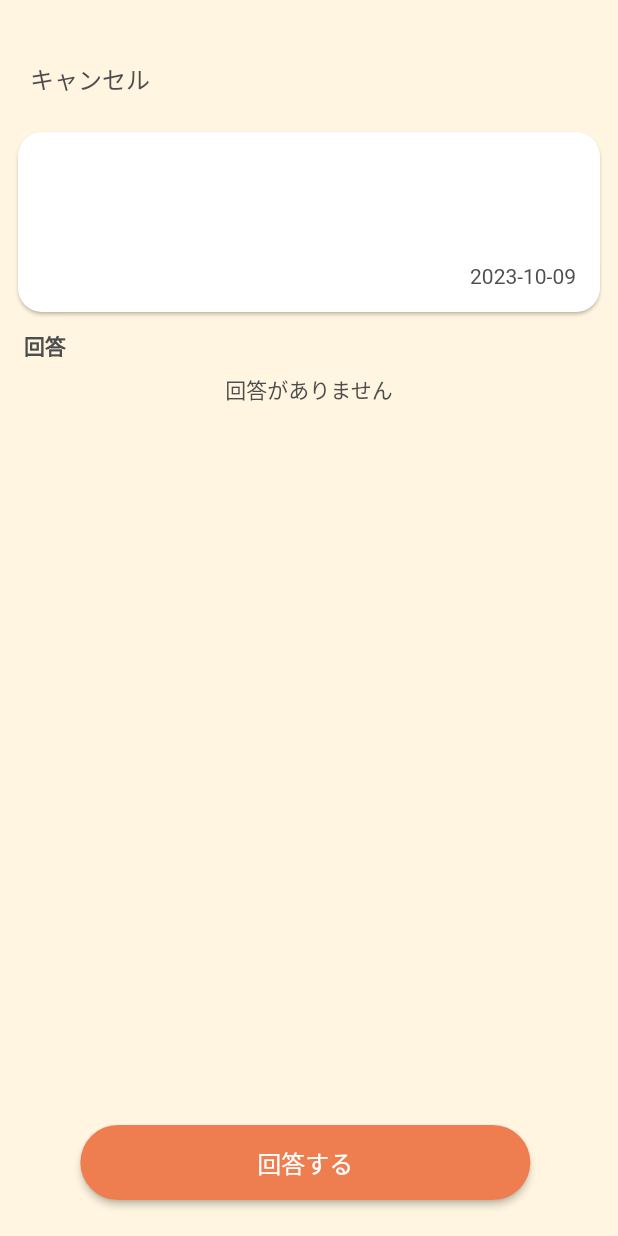
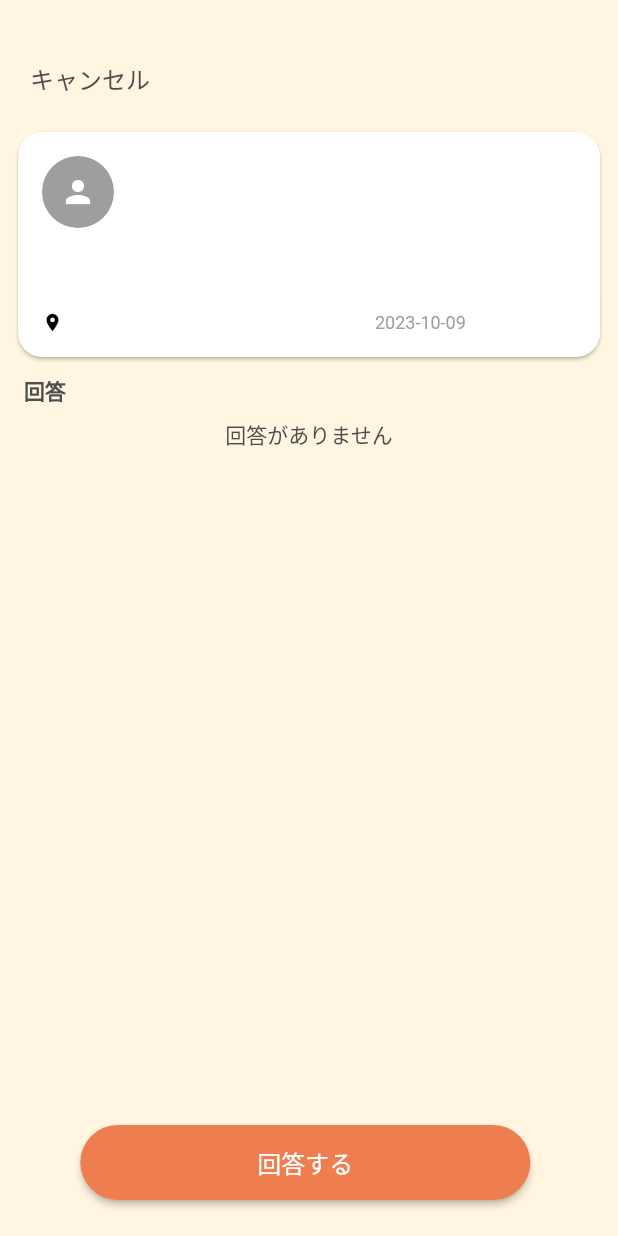
Before and after one commit to LOCAQUE/food_quest, a Flutter app: the AnswerScreen screen opened directly with empty values, on a phone screen of 412 x 824 dp. Run offline on Flutter 3.47's test engine with Material 2 defaults, Android fonts, the phone set to English and light mode, and no system bars; our stand-ins replace animated_bottom_navigation_bar, flutter_datetime_picker_plus, flutter_dotenv, flutter_hooks, flutter_riverpod, freezed_annotation and 3 more; missing offline and left inert: navigator_scope; accounts and stored records are empty.

Commit message:
質問タイルの細かいUI修正

```diff
--- a/lib/presentation/component/question_tile.dart
+++ b/lib/presentation/component/question_tile.dart
@@ -1,7 +1,5 @@
 import 'package:flutter/material.dart';
-
 import 'package:gap/gap.dart';
-
 import 'package:food_quest/domain/entity/question.dart';
 
 class QuestionTile extends StatelessWidget {
@@ -24,22 +22,59 @@ class QuestionTile extends StatelessWidget {
         ),
         color: Colors.white,
         child: Padding(
-          padding: const EdgeInsets.all(16),
+          padding: const EdgeInsets.fromLTRB(16, 16, 16, 16),
           child: Column(
             crossAxisAlignment: CrossAxisAlignment.start,
             children: [
+              Row(
+                children: [
+                  const CircleAvatar(
+                    backgroundColor: Colors.grey, // グレーの背景色を設定
+                    radius: 24, // 丸の半径を調整
+                    child: Icon(
+                      Icons.person, // 代替のアイコンを設定
+                      color: Colors.white, // アイコンの色を白に設定
+                    ),
+                  ),
+                  const Gap(8),
+                  Text(
+                    question.users?.name ?? '',
+                    style: const TextStyle(
+                      fontWeight: FontWeight.bold,
+                      fontSize: 20,
+                    ),
+                  ),
+                ],
+              ),
+              const Gap(20),
               Text(
-                question.users?.name ?? '',
-                style: const TextStyle(fontWeight: FontWeight.bold),
+                question.contents,
+                style: const TextStyle(
+                  fontSize: 14,
+                ),
               ),
-              const Gap(32),
-              Text(question.contents),
-              const Gap(8),
+              const Gap(20),
               Row(
-                mainAxisAlignment: MainAxisAlignment.spaceBetween,
                 children: [
-                  Text(question.users?.prefecture ?? ''),
-                  Text(question.formattedDeadLine),
+                  const Icon(Icons.place,
+                   color: Colors.black,
+                   size: 14,), // 地点のアイコン
+                  const Gap(8),
+                  Text(
+                    question.users?.prefecture ?? '',
+                    style: const TextStyle(
+                      fontSize: 12,
+                      color: Colors.black,
+                    ),
+                  ),
+                  const Gap(200),
+                  Text(
+                    question.formattedDeadLine,
+                    style: const TextStyle(
+                      fontSize: 12,
+                      color: Colors.grey,
+                    ),
+                  ),
                 ],
               ),
             ],
```
